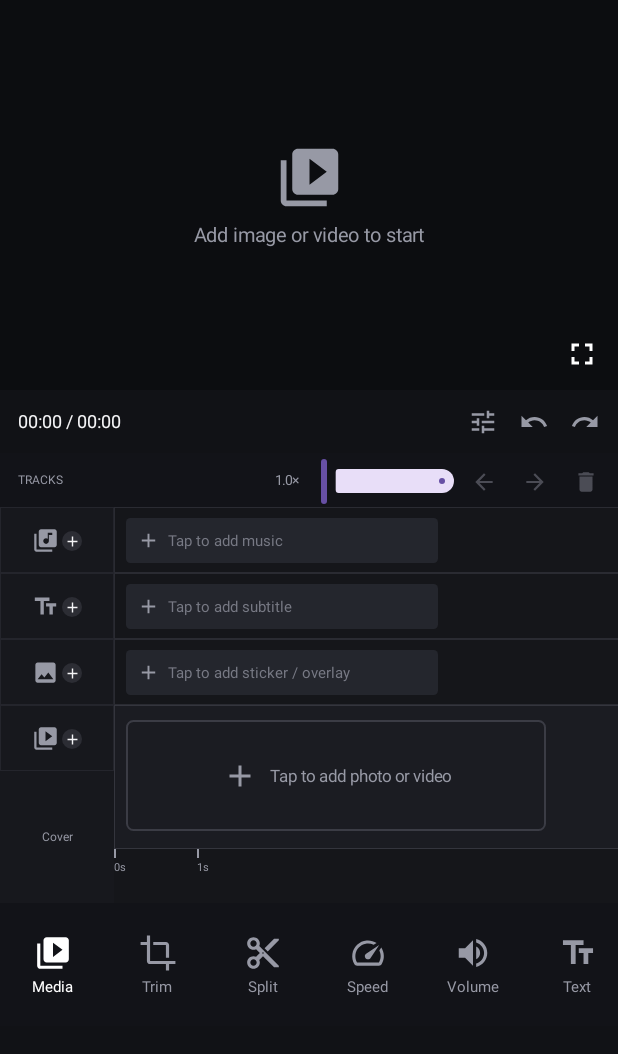
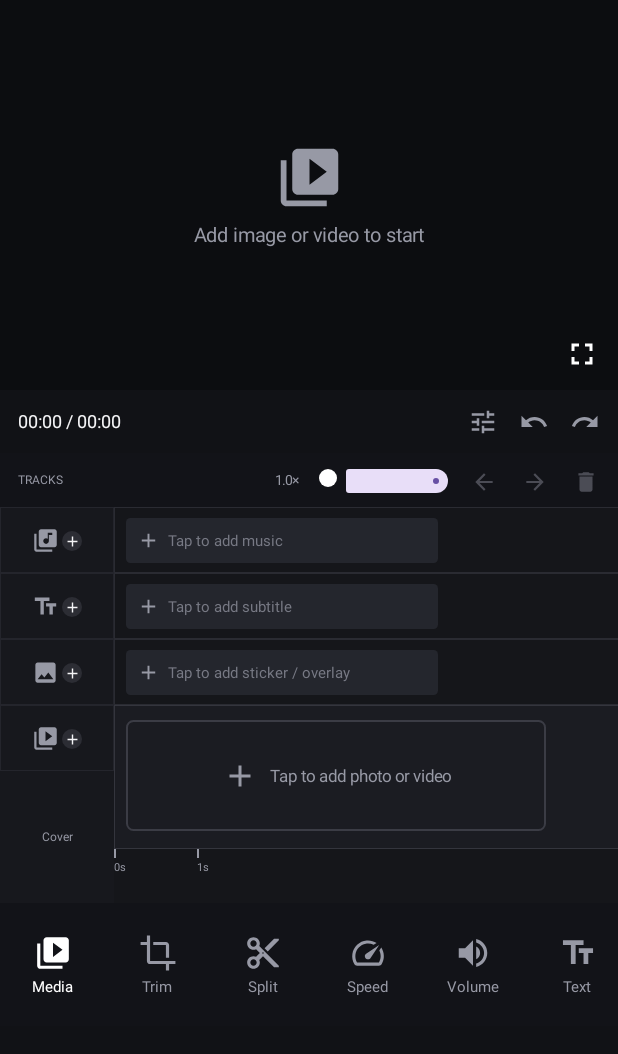
Before and after one commit to ashpakfirebase7066-cpu/Vexora2, an Android app built with Jetpack Compose: the screen it shows after launch (MainActivity), on a phone screen of 412 x 824 dp, the part 84-1138 px from its top. Run offline under Robolectric (Android 15) with nearby library versions, the phone set to English and light mode, and no system bars.

Commit message:
Add VN-style timeline zoom

```diff
--- a/app/src/main/java/com/vexora/editor/MainActivity.kt
+++ b/app/src/main/java/com/vexora/editor/MainActivity.kt
@@ -297,7 +297,15 @@ private fun Timeline(
                 value = timelineZoom,
                 onValueChange = { timelineZoom = it.coerceIn(0.5f, 4f) },
                 valueRange = 0.5f..4f,
-                modifier = Modifier.width(105.dp).height(30.dp)
+                modifier = Modifier.width(105.dp).height(30.dp),
+                thumb = {
+                    Box(
+                        Modifier
+                            .size(12.dp)
+                            .clip(RoundedCornerShape(50))
+                            .background(Color.White)
+                    )
+                }
             )
             IconButton(onClick = onLeft, enabled = selected > 0, modifier = Modifier.size(34.dp)) {
                 Icon(
```
